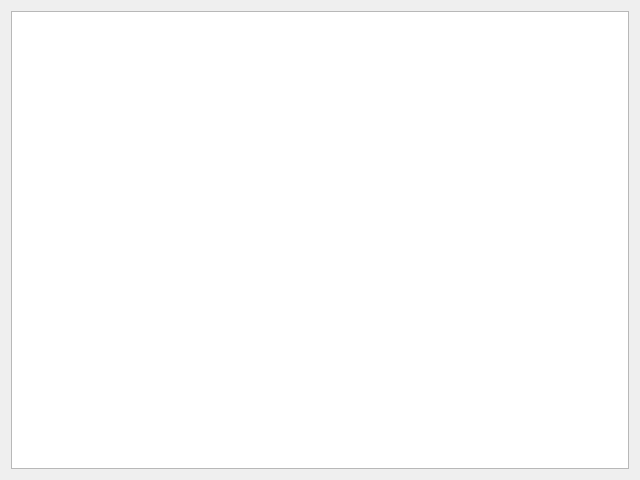
Before: the Qt Designer form astrodom/gui/dashBoardWindow.ui in fenriques/AstroDom, drawn with Qt 5.
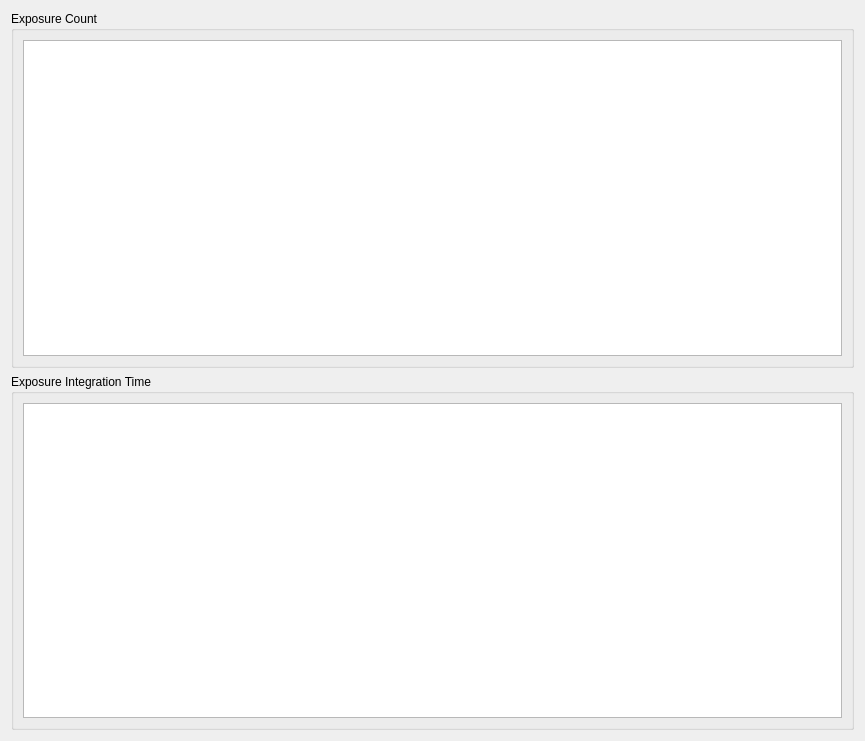
After: the same form once the commit is applied.

Commit message: Dashboard with Pandas

The edit to the form file:
```diff
--- a/astrodom/gui/dashBoardWindow.ui
+++ b/astrodom/gui/dashBoardWindow.ui
@@ -6,16 +6,49 @@
    <rect>
     <x>0</x>
     <y>0</y>
-    <width>640</width>
-    <height>480</height>
+    <width>865</width>
+    <height>741</height>
    </rect>
   </property>
   <property name="windowTitle">
    <string>Dialog</string>
   </property>
-  <layout class="QVBoxLayout" name="verticalLayout">
+  <layout class="QVBoxLayout" name="verticalLayout_3">
    <item>
-    <widget class="QTableView" name="tableViewDashboard"/>
+    <widget class="QGroupBox" name="groupBox">
+     <property name="sizePolicy">
+      <sizepolicy hsizetype="Expanding" vsizetype="Expanding">
+       <horstretch>0</horstretch>
+       <verstretch>0</verstretch>
+      </sizepolicy>
+     </property>
+     <property name="title">
+      <string>Exposure Count</string>
+     </property>
+     <layout class="QVBoxLayout" name="verticalLayout">
+      <item>
+       <widget class="QTableView" name="tableViewDashboardCount"/>
+      </item>
+     </layout>
+    </widget>
+   </item>
+   <item>
+    <widget class="QGroupBox" name="groupBox_2">
+     <property name="sizePolicy">
+      <sizepolicy hsizetype="Expanding" vsizetype="Expanding">
+       <horstretch>0</horstretch>
+       <verstretch>0</verstretch>
+      </sizepolicy>
+     </property>
+     <property name="title">
+      <string>Exposure Integration Time</string>
+     </property>
+     <layout class="QVBoxLayout" name="verticalLayout_2">
+      <item>
+       <widget class="QTableView" name="tableViewDashboardTime"/>
+      </item>
+     </layout>
+    </widget>
    </item>
   </layout>
  </widget>
```
The commit also changes 16 other files.
